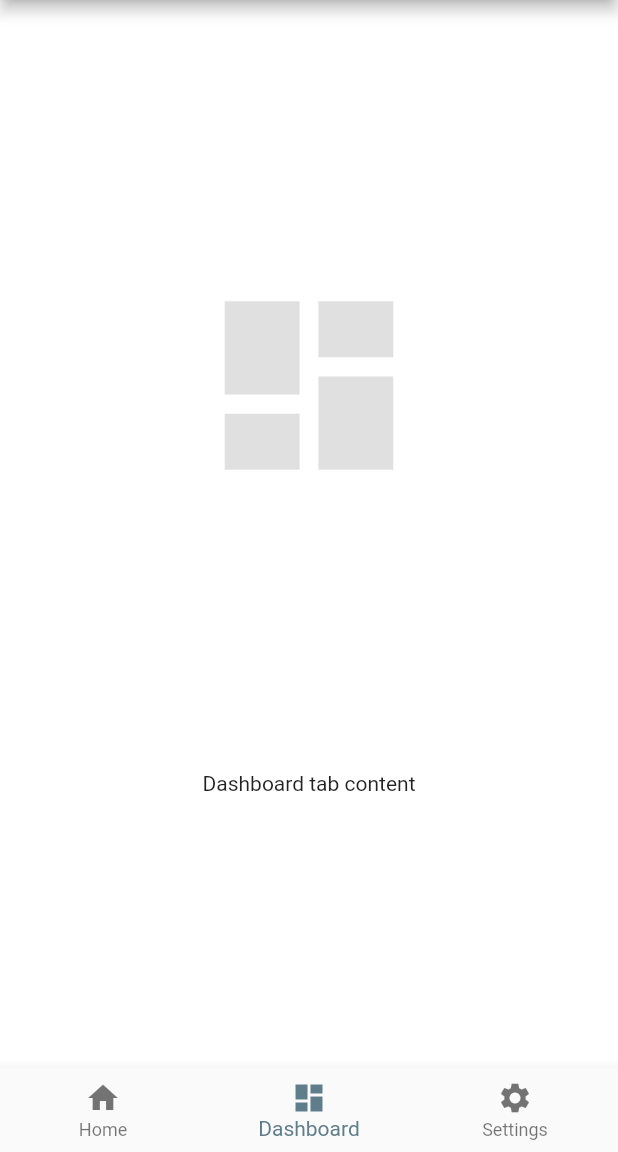
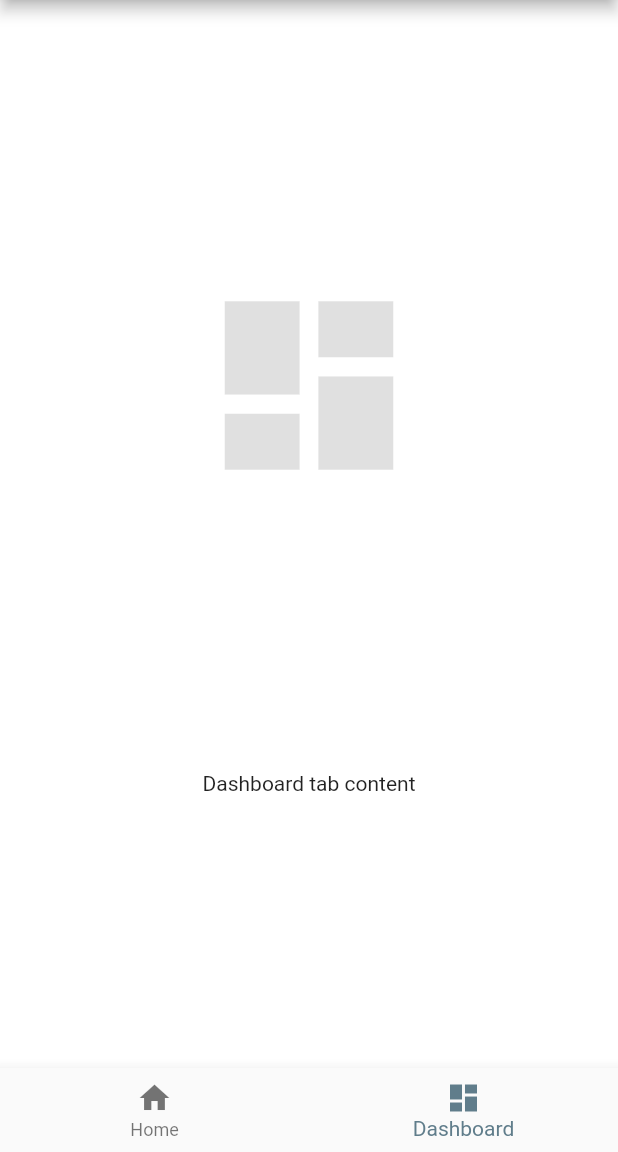
Before and after one commit to AbdulazizSaud94/swe418, a Flutter app: the screen it shows after launch, swiped to page 2, on a phone screen of 412 x 824 dp, the part 84-1236 px from its top. Run offline on Flutter 3.47's test engine with Material 2 defaults, Android fonts, the phone set to English and light mode, and no system bars.

Commit message:
Admin Tabs Template

```diff
--- a/lib/Screens/Admin/AdminTabs.dart
+++ b/lib/Screens/Admin/AdminTabs.dart
@@ -2,7 +2,6 @@ import 'package:flutter/material.dart';
 import 'package:flutter/cupertino.dart';
 import 'tabs/home.dart' as _firstTab;
 import 'tabs/dashboard.dart' as _secondTab;
-import 'tabs/settings.dart' as _thirdTab;
 
 class AdminTabs extends StatefulWidget {
   @override
@@ -14,13 +13,13 @@ class TabsState extends State<AdminTabs> {
   PageController _tabController;
 
   var _title_app = null;
-  int _tab = 0;
+  int _tab = 1;
 
   @override
   void initState() {
     super.initState();
     _tabController = new PageController();
-    this._title_app = TabItems[0].title;
+    this._title_app = TabItems[1].title;
   }
 
   @override
@@ -50,12 +49,12 @@ class TabsState extends State<AdminTabs> {
       children: <Widget>[
         new _firstTab.Home(),
         new _secondTab.Dashboard(),
-        new _thirdTab.Settings()
       ],
     ),
 
     //Tabs
     bottomNavigationBar: Theme.of(context).platform == TargetPlatform.iOS ?
+    //IOS
       new CupertinoTabBar(
         activeColor: Colors.blueGrey,
         currentIndex: _tab,
@@ -66,7 +65,8 @@ class TabsState extends State<AdminTabs> {
             icon: new Icon(TabItem.icon),
           );
         }).toList(),
-      ):
+      )
+      ://Android
       new BottomNavigationBar(
         currentIndex: _tab,
         onTap: onTap,
@@ -126,6 +126,7 @@ class TabsState extends State<AdminTabs> {
             leading: new Icon(Icons.exit_to_app),
             title: new Text('Sign Out'),
             onTap: () {
+              // here we add sign out function
               Navigator.pop(context);
             }
           ),
@@ -151,10 +152,6 @@ class TabsState extends State<AdminTabs> {
       case 1:
         this._title_app = TabItems[1].title;
       break;
-
-      case 2:
-        this._title_app = TabItems[2].title;
-      break;
     }
   }
 }
@@ -168,5 +165,4 @@ class TabItem {
 const List<TabItem> TabItems = const <TabItem>[
   const TabItem(title: 'Home', icon: Icons.home),
   const TabItem(title: 'Dashboard', icon: Icons.dashboard),
-  const TabItem(title: 'Settings', icon: Icons.settings)
 ];
--- a/lib/Screens/Admin/tabs/settings.dart
+++ /dev/null
@@ -1,19 +0,0 @@
-import 'package:flutter/material.dart';
-
-class Settings extends StatelessWidget {
-  @override
-  Widget build(BuildContext context) => new Container(
-    child: new Column(
-      crossAxisAlignment: CrossAxisAlignment.center,
-      mainAxisAlignment: MainAxisAlignment.spaceEvenly,
-      children: <Widget>[
-        new Icon(
-          Icons.settings,
-          size: 150.0,
-          color: Colors.black12
-        ),
-        new Text('Settings tab content')
-      ],
-    ),
-  );
-}
```
